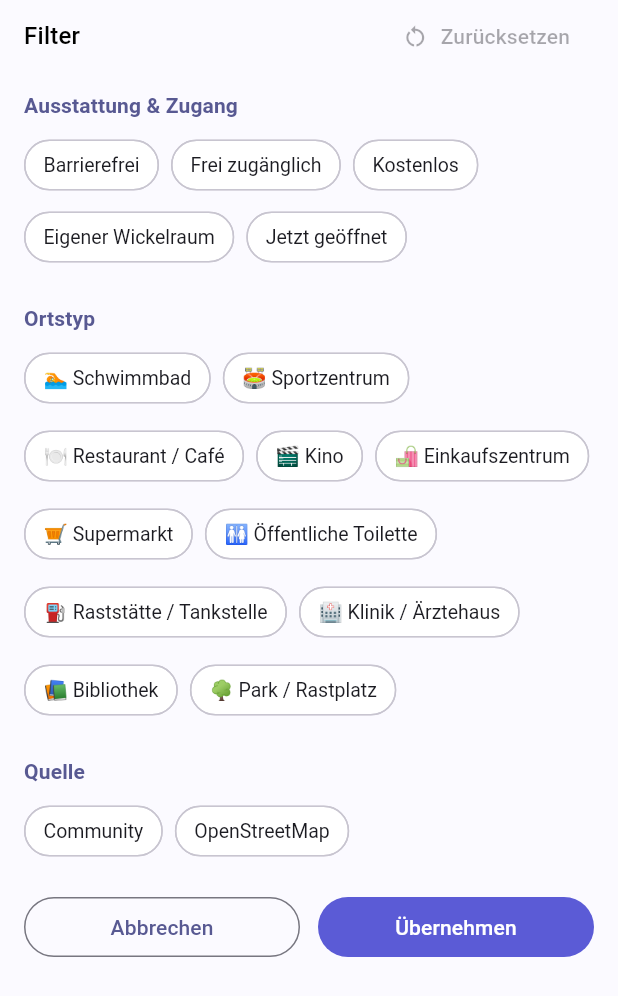
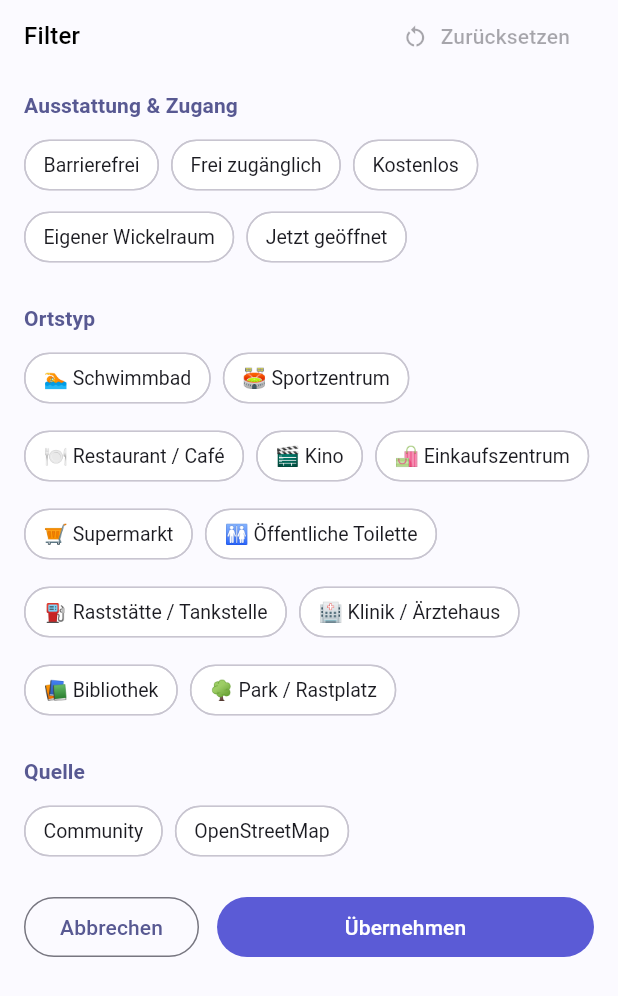
Before and after one commit to Labushuya/wickelfinder, a Flutter app: the FilterSheet widget shown alone on an empty page, opened directly, on a phone screen of 412 x 824 dp. Shown: the top 996 px of the screen. Run offline on Flutter 3.47's test engine with Material 3 defaults, Android fonts, the phone set to English and light mode, and no system bars; our stand-ins replace cached_network_image, flutter_image_compress, flutter_map, flutter_riverpod, flutter_secure_storage, geolocator and 6 more; missing offline and left inert: dio_cache_interceptor, flutter_map_cache, http_cache_file_store; accounts and stored records are empty; network calls fail.

Commit message:
fix(filter): 'Übernehmen' voll lesbar, Zähl-Badge separat (v0.24.4)
Ellipsis-Fix zuvor schnitt die Zahl ab ('Übernehmen …'). Jetzt: 'Abbrechen'
kompakt (kein Expanded), 'Übernehmen' bekommt die restliche Zeile, die Anzahl
ist ein eigenes Badge (nie abgeschnitten). pubspec 0.24.4+54, CHANGELOG.

```diff
--- a/lib/features/map/presentation/filter_sheet.dart
+++ b/lib/features/map/presentation/filter_sheet.dart
@@ -176,23 +176,49 @@ class _FilterSheetState extends ConsumerState<FilterSheet> {
             ),
             child: Row(
               children: [
-                Expanded(
-                  child: OutlinedButton(
-                    onPressed: () => Navigator.of(context).pop(false),
-                    child: const Text('Abbrechen'),
-                  ),
+                // Abbrechen nur so breit wie nötig -> Übernehmen bekommt den Platz.
+                OutlinedButton(
+                  onPressed: () => Navigator.of(context).pop(false),
+                  child: const Text('Abbrechen'),
                 ),
                 const SizedBox(width: 12),
                 Expanded(
                   child: FilledButton(
                     onPressed: _apply,
-                    child: Text(
-                      d.isActive
-                          ? 'Übernehmen · ${d.activeCount}'
-                          : 'Übernehmen',
-                      maxLines: 1,
-                      overflow: TextOverflow.ellipsis,
-                      textAlign: TextAlign.center,
+                    child: Row(
+                      mainAxisAlignment: MainAxisAlignment.center,
+                      mainAxisSize: MainAxisSize.min,
+                      children: [
+                        const Flexible(
+                          child: Text(
+                            'Übernehmen',
+                            maxLines: 1,
+                            overflow: TextOverflow.ellipsis,
+                          ),
+                        ),
+                        if (d.isActive) ...[
+                          const SizedBox(width: 8),
+                          // Zahl als eigenes Badge -> wird NIE mit abgeschnitten.
+                          Container(
+                            padding: const EdgeInsets.symmetric(
+                              horizontal: 7,
+                              vertical: 1,
+                            ),
+                            decoration: BoxDecoration(
+                              color: theme.colorScheme.onPrimary.withValues(
+                                alpha: 0.22,
+                              ),
+                              borderRadius: BorderRadius.circular(10),
+                            ),
+                            child: Text(
+                              '${d.activeCount}',
+                              style: const TextStyle(
+                                fontWeight: FontWeight.w700,
+                              ),
+                            ),
+                          ),
+                        ],
+                      ],
                     ),
                   ),
                 ),
--- a/pubspec.yaml
+++ b/pubspec.yaml
@@ -3,7 +3,7 @@ description: "Wickelfinder – finde schnell Wickelplätze in deiner Nähe. Comm
 publish_to: "none"
 
 # SemVer: MAJOR.MINOR.PATCH+BUILD
-version: 0.24.3+53
+version: 0.24.4+54
 
 environment:
   # supabase_flutter 2.16 verlangt Dart >=3.9 / Flutter >=3.35 (= CI-Pin 3.35.5).
```
Also changed, not shown: 1 other file.
